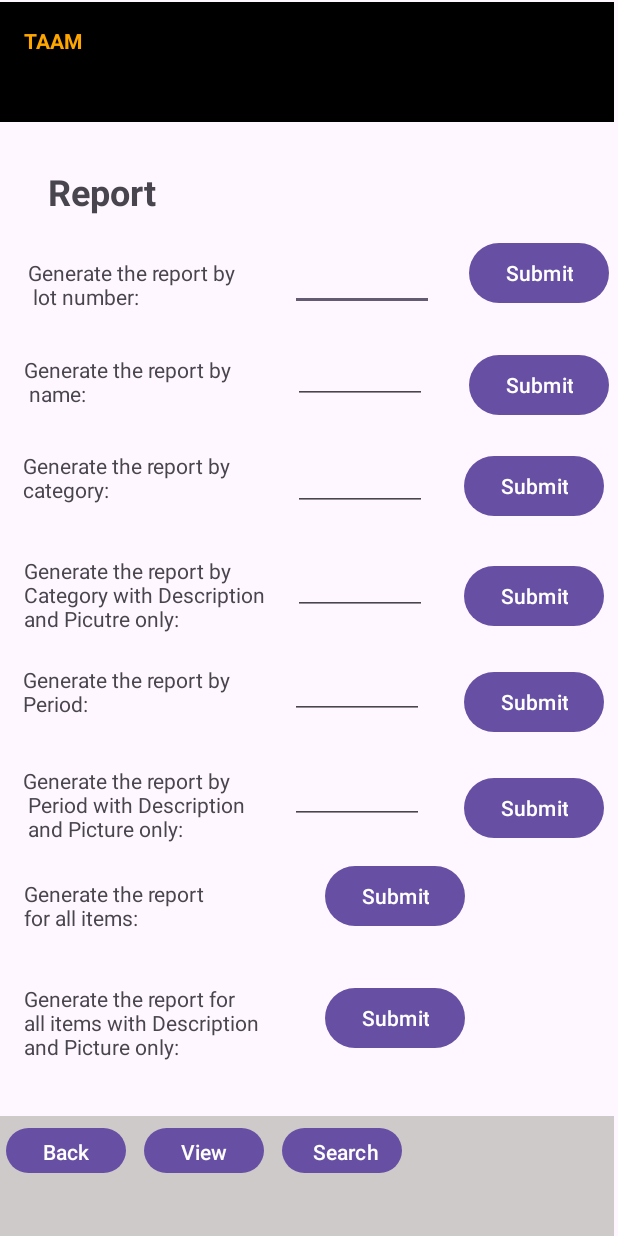
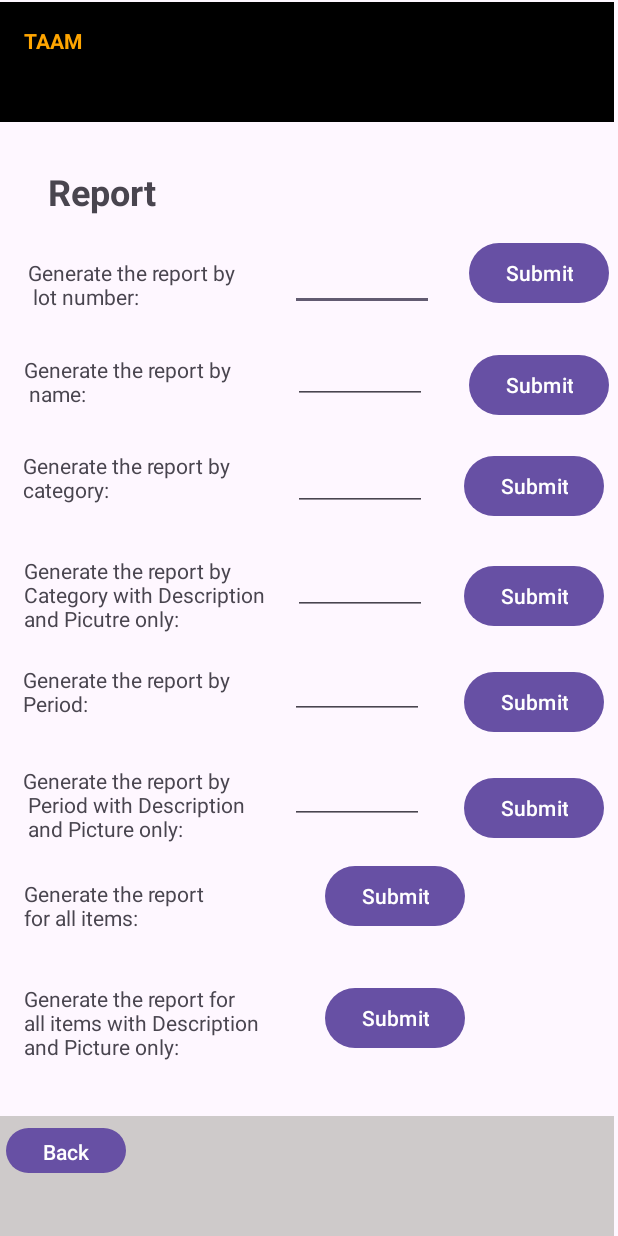
Before and after one commit to m2zhang/TAAM-item-management-app, an Android app: the ReportActivity screen opened directly, with no data from a screen before it, on a phone screen of 412 x 824 dp. Run offline under Robolectric (Android 15) with nearby library versions, the phone set to English and light mode, and no system bars; libraries missing offline, so code that uses them is left out: com.itextpdf.kernel, com.itextpdf.layout.

Commit message:
fix: Formatting UI for report activity page

```diff
--- a/B07DemoSummer2024/app/src/main/res/layout/report_activity.xml
+++ b/B07DemoSummer2024/app/src/main/res/layout/report_activity.xml
@@ -64,6 +64,7 @@
         android:layout_height="35dp"
         android:ems="10"
         android:inputType="text"
+        android:textSize="12sp"
         app:layout_constraintBottom_toBottomOf="parent"
         app:layout_constraintEnd_toEndOf="parent"
         app:layout_constraintHorizontal_bias="0.612"
@@ -213,21 +214,6 @@
             android:layout_height="38dp"
             android:layout_marginEnd="12dp"
             android:text="Back" />
-
-        <Button
-            android:id="@+id/buttonView"
-            android:layout_width="80dp"
-            android:layout_height="38dp"
-            android:layout_marginEnd="12dp"
-            android:text="View" />
-
-        <Button
-            android:id="@+id/buttonSearch"
-            android:layout_width="80dp"
-            android:layout_height="38dp"
-            android:paddingLeft="18dp"
-            android:paddingRight="14dp"
-            android:text="Search" />
     </LinearLayout>
 
     <TextView
@@ -310,6 +296,7 @@
         android:layout_height="32dp"
         android:ems="10"
         android:inputType="text"
+        android:textSize="12sp"
         app:layout_constraintBottom_toBottomOf="@+id/linearLayout"
         app:layout_constraintEnd_toEndOf="parent"
         app:layout_constraintHorizontal_bias="0.605"
@@ -323,6 +310,7 @@
         android:layout_height="32dp"
         android:ems="10"
         android:inputType="text"
+        android:textSize="12sp"
         app:layout_constraintBottom_toBottomOf="@+id/linearLayout"
         app:layout_constraintEnd_toEndOf="parent"
         app:layout_constraintHorizontal_bias="0.605"
@@ -335,6 +323,7 @@
         android:layout_width="89dp"
         android:layout_height="32dp"
         android:ems="10"
+        android:textSize="12sp"
         android:inputType="text"
         app:layout_constraintBottom_toBottomOf="parent"
         app:layout_constraintEnd_toEndOf="parent"
@@ -349,6 +338,7 @@
         android:layout_height="32dp"
         android:ems="10"
         android:inputType="text"
+        android:textSize="12sp"
         app:layout_constraintBottom_toBottomOf="parent"
         app:layout_constraintEnd_toEndOf="parent"
         app:layout_constraintHorizontal_bias="0.599"
@@ -361,6 +351,7 @@
         android:layout_width="89dp"
         android:layout_height="32dp"
         android:ems="10"
+        android:textSize="12sp"
         android:inputType="text"
         app:layout_constraintBottom_toBottomOf="parent"
         app:layout_constraintEnd_toEndOf="parent"
```
